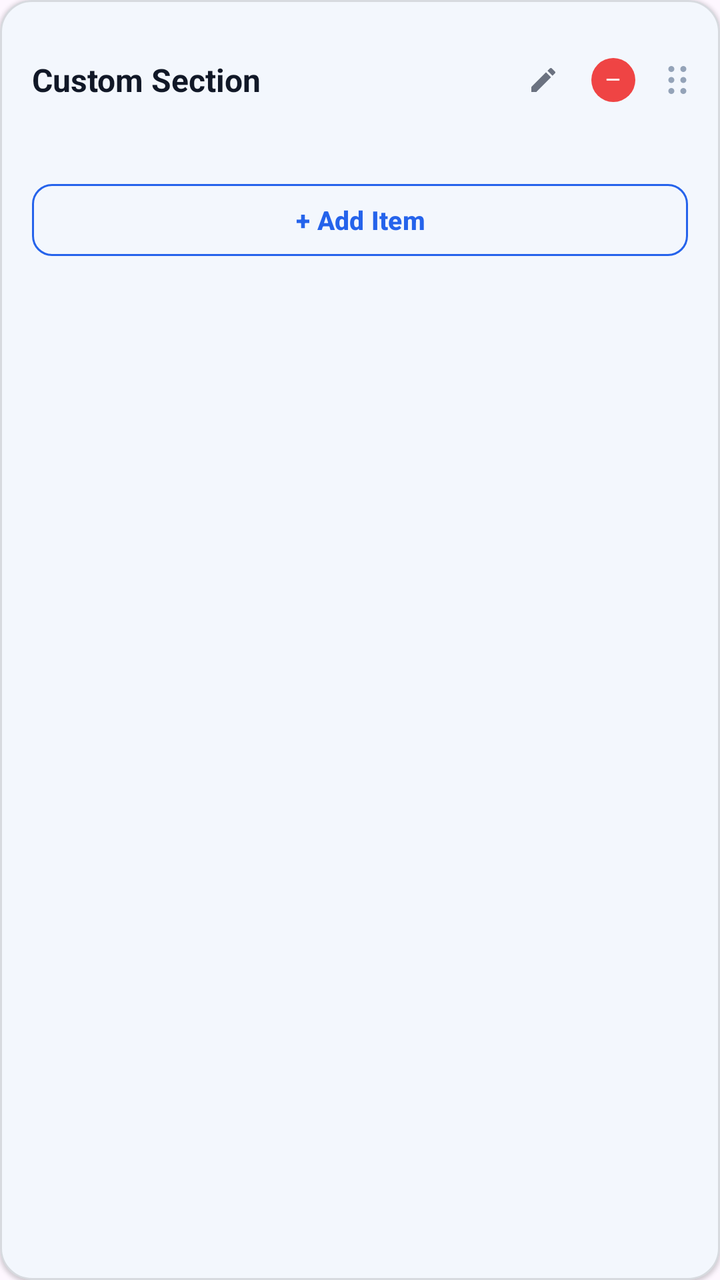
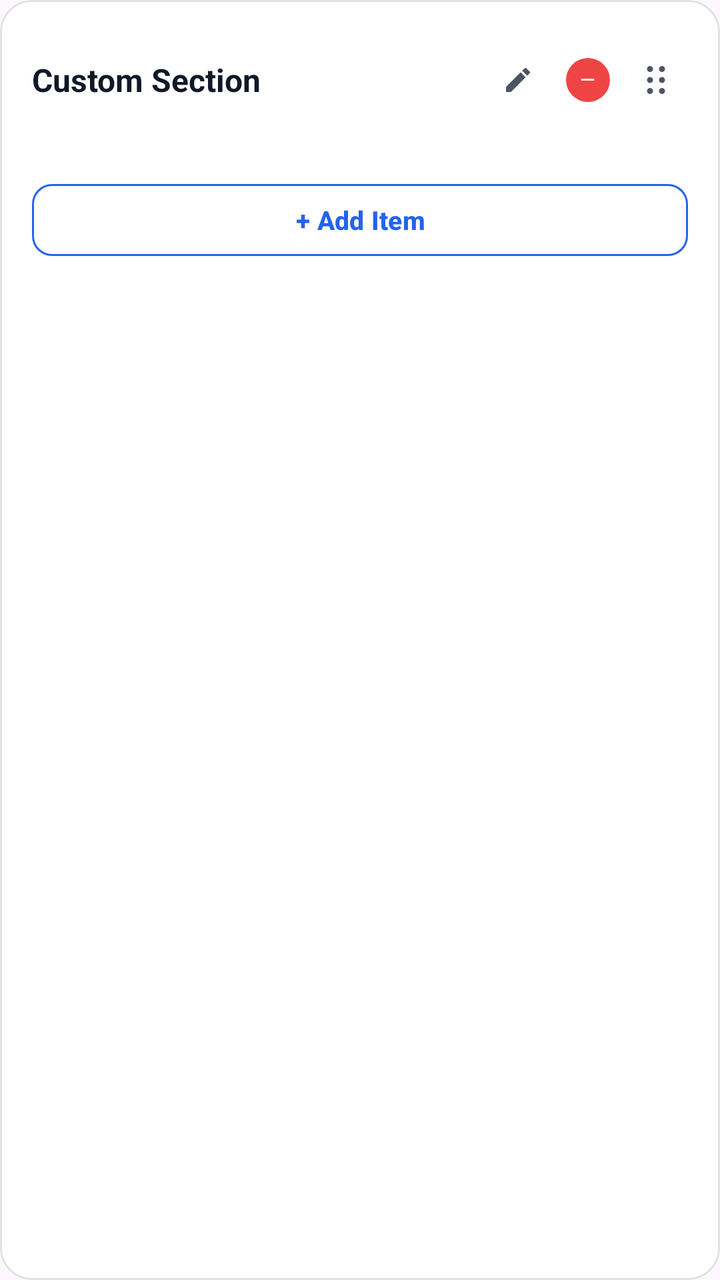

The first picture is an Android layout as it rendered before a commit; the second is the same layout after the commit. The layout source and the unified diff follow.
<!-- AndroidManifest.xml: application theme Theme.MyApplication -->
<!-- res/layout/item_custom_section.xml -->
<?xml version="1.0" encoding="utf-8"?>
<com.google.android.material.card.MaterialCardView xmlns:android="http://schemas.android.com/apk/res/android"
    xmlns:app="http://schemas.android.com/apk/res-auto"
    android:layout_width="match_parent"
    android:layout_height="wrap_content"
    android:layout_marginBottom="16dp"
    app:cardBackgroundColor="@color/app_surface"
    app:cardCornerRadius="16dp"
    app:cardElevation="1dp"
    app:strokeColor="@color/app_border"
    app:strokeWidth="1dp">

    <LinearLayout
        android:layout_width="match_parent"
        android:layout_height="wrap_content"
        android:orientation="vertical"
        android:padding="16dp">

        
        <LinearLayout
            android:layout_width="match_parent"
            android:layout_height="48dp"
            android:gravity="center_vertical"
            android:orientation="horizontal"
            android:layout_marginBottom="8dp">

            <TextView
                android:id="@+id/tvSectionTitle"
                android:layout_width="0dp"
                android:layout_height="wrap_content"
                android:layout_weight="1"
                android:layout_marginEnd="8dp"
                android:background="?attr/selectableItemBackgroundBorderless"
                android:clickable="true"
                android:focusable="true"
                android:ellipsize="end"
                android:maxLines="1"
                android:gravity="center_vertical"
                android:paddingStart="0dp"
                android:paddingEnd="4dp"
                android:paddingVertical="4dp"
                android:text="Custom Section"
                android:textColor="@color/app_text_primary"
                android:textSize="16sp"
                android:textStyle="bold" />

            
            <ImageView
                android:id="@+id/btnEditSection"
                android:layout_width="32dp"
                android:layout_height="32dp"
                android:background="?attr/selectableItemBackgroundBorderless"
                android:clickable="true"
                android:focusable="true"
                android:contentDescription="@string/dialog_title_rename_section"
                android:padding="8dp"
                android:src="@drawable/ic_edit"
                app:tint="@color/app_text_muted" />

            
            <FrameLayout
                android:id="@+id/btnRemoveSection"
                android:layout_width="32dp"
                android:layout_height="32dp"
                android:layout_marginStart="3dp"
                android:background="?attr/selectableItemBackgroundBorderless"
                android:clickable="true"
                android:focusable="true"
                android:contentDescription="Remove Section">

                <FrameLayout
                    android:layout_width="22dp"
                    android:layout_height="22dp"
                    android:layout_gravity="center"
                    android:background="@drawable/bg_circle_minus">

                    <ImageView
                        android:layout_width="11dp"
                        android:layout_height="11dp"
                        android:layout_gravity="center"
                        android:src="@drawable/ic_minus"
                        app:tint="@android:color/white" />
                </FrameLayout>
            </FrameLayout>

            
            <ImageView
                android:id="@+id/ivDragHandle"
                android:layout_width="32dp"
                android:layout_height="32dp"
                android:layout_marginStart="0dp"
                android:layout_marginEnd="-11dp"
                android:background="?attr/selectableItemBackgroundBorderless"
                android:contentDescription="Drag to reorder section"
                android:padding="4dp"
                android:src="@drawable/ic_drag_handle" />

        </LinearLayout>

        
        <LinearLayout
            android:id="@+id/llCustomItems"
            android:layout_width="match_parent"
            android:layout_height="wrap_content"
            android:orientation="vertical" />

        
        <com.google.android.material.button.MaterialButton
            android:id="@+id/btnAddCustomItem"
            style="?attr/materialButtonOutlinedStyle"
            android:layout_width="match_parent"
            android:layout_height="44dp"
            android:layout_marginTop="16dp"
            android:text="+ Add Item"
            android:textSize="13sp"
            android:textStyle="bold"
            app:cornerRadius="10dp"
            app:strokeColor="@color/app_primary" />

    </LinearLayout>

</com.google.android.material.card.MaterialCardView>
<!-- resources referenced by this layout -->
<resources>
  <color name="app_border">#1E000000</color>
  <color name="app_primary">#2563EB</color>
  <color name="app_surface">#FFFFFF</color>
  <color name="app_text_muted">#6B7280</color>
  <color name="app_text_primary">#111827</color>
  <!-- drawable bg_circle_minus (drawable) -->
  <?xml version="1.0" encoding="utf-8"?>
  <shape xmlns:android="http://schemas.android.com/apk/res/android"
      android:shape="oval">
      <solid android:color="@color/app_danger" />
  </shape>
  <!-- drawable ic_drag_handle (drawable) -->
  <vector xmlns:android="http://schemas.android.com/apk/res/android"
      android:width="24dp"
      android:height="24dp"
      android:viewportWidth="24"
      android:viewportHeight="24">
      
      <path
          android:fillColor="#94A3B8"
          android:pathData="M9,5a1.5,1.5 0 1,1 0,3 1.5,1.5 0 0,1 0,-3zM9,10.5a1.5,1.5 0 1,1 0,3 1.5,1.5 0 0,1 0,-3zM9,16a1.5,1.5 0 1,1 0,3 1.5,1.5 0 0,1 0,-3zM15,5a1.5,1.5 0 1,1 0,3 1.5,1.5 0 0,1 0,-3zM15,10.5a1.5,1.5 0 1,1 0,3 1.5,1.5 0 0,1 0,-3zM15,16a1.5,1.5 0 1,1 0,3 1.5,1.5 0 0,1 0,-3z" />
  </vector>
  <!-- drawable ic_edit (drawable) -->
  <vector xmlns:android="http://schemas.android.com/apk/res/android"
      android:width="14dp"
      android:height="14dp"
      android:viewportWidth="24"
      android:viewportHeight="24">
      <path
          android:fillColor="#94A3B8"
          android:pathData="M3,17.25V21h3.75L17.81,9.94l-3.75,-3.75L3,17.25zM20.71,7.04c0.39,-0.39 0.39,-1.02 0,-1.41l-2.34,-2.34c-0.39,-0.39 -1.02,-0.39 -1.41,0l-1.83,1.83 3.75,3.75 1.83,-1.83z" />
  </vector>
  <!-- drawable ic_minus (drawable) -->
  <vector xmlns:android="http://schemas.android.com/apk/res/android"
      android:width="24dp"
      android:height="24dp"
      android:viewportWidth="24"
      android:viewportHeight="24">
      <path
          android:fillColor="#DC2626"
          android:pathData="M19,13H5v-2h14v2z" />
  </vector>
  <string name="dialog_title_rename_section">Rename Section</string>
  <color name="app_danger">#EF4444</color>
  <color name="app_primary_container">#1A2563EB</color>
  <color name="chip_bg_color">#F0F4F8</color>
  <color name="chip_text_color">#0F172A</color>
  <color name="chip_stroke_color">#CBD5E1</color>
  <color name="app_background">#F4F5F7</color>
  <style name="Widget.App.SkillChip" parent="Widget.Material3.Chip.Assist">
          <item name="chipBackgroundColor">@color/chip_bg_color</item>
          <item name="chipStrokeColor">@color/chip_stroke_color</item>
          <item name="chipStrokeWidth">1dp</item>
          <item name="chipCornerRadius">8dp</item>
          <item name="android:textColor">@color/chip_text_color</item>
          <item name="closeIconTint">@color/chip_close_icon_tint</item>
      </style>
  <style name="AppBottomSheetDialogTheme" parent="Theme.Material3.DayNight.BottomSheetDialog">
          <item name="colorSurfaceContainerLow">@color/app_surface</item>
          <item name="bottomSheetStyle">@style/AppModalBottomSheet</item>
      </style>
  <color name="chip_close_icon_tint">#64748B</color>
  <style name="AppModalBottomSheet" parent="Widget.Material3.BottomSheet.Modal">
          <item name="backgroundTint">@color/app_surface</item>
      </style>
  <!-- unchanged entries left out for length: 1 -->
</resources>

<!-- the commit's change to res/layout/item_custom_section.xml (unified diff, before → after) -->
@@ -6,7 +6,7 @@
     android:layout_marginBottom="16dp"
     app:cardBackgroundColor="@color/app_surface"
     app:cardCornerRadius="16dp"
-    app:cardElevation="1dp"
+    app:cardElevation="0dp"
     app:strokeColor="@color/app_border"
     app:strokeWidth="1dp">
 
@@ -30,9 +30,6 @@
                 android:layout_height="wrap_content"
                 android:layout_weight="1"
                 android:layout_marginEnd="8dp"
-                android:background="?attr/selectableItemBackgroundBorderless"
-                android:clickable="true"
-                android:focusable="true"
                 android:ellipsize="end"
                 android:maxLines="1"
                 android:gravity="center_vertical"
@@ -55,7 +52,7 @@
                 android:contentDescription="@string/dialog_title_rename_section"
                 android:padding="8dp"
                 android:src="@drawable/ic_edit"
-                app:tint="@color/app_text_muted" />
+                app:tint="@color/app_text_secondary" />
 
             
             <FrameLayout
@@ -88,12 +85,13 @@
                 android:id="@+id/ivDragHandle"
                 android:layout_width="32dp"
                 android:layout_height="32dp"
-                android:layout_marginStart="0dp"
-                android:layout_marginEnd="-11dp"
+                android:layout_marginStart="2dp"
+                android:layout_marginEnd="0dp"
                 android:background="?attr/selectableItemBackgroundBorderless"
                 android:contentDescription="Drag to reorder section"
                 android:padding="4dp"
-                android:src="@drawable/ic_drag_handle" />
+                android:src="@drawable/ic_drag_handle"
+                app:tint="@color/app_text_secondary" />
 
         </LinearLayout>
 
<!-- resource entries referenced after the edit -->
@@ -5,6 +5,7 @@
   <color name="app_surface">#FFFFFF</color>
   <color name="app_text_muted">#6B7280</color>
   <color name="app_text_primary">#111827</color>
+  <color name="app_text_secondary">#4B5563</color>
   <!-- drawable bg_circle_minus (drawable) -->
   <?xml version="1.0" encoding="utf-8"?>
   <shape xmlns:android="http://schemas.android.com/apk/res/android"
@@ -19,7 +20,7 @@
       android:viewportHeight="24">
       
       <path
-          android:fillColor="#94A3B8"
+          android:fillColor="@color/app_text_secondary"
           android:pathData="M9,5a1.5,1.5 0 1,1 0,3 1.5,1.5 0 0,1 0,-3zM9,10.5a1.5,1.5 0 1,1 0,3 1.5,1.5 0 0,1 0,-3zM9,16a1.5,1.5 0 1,1 0,3 1.5,1.5 0 0,1 0,-3zM15,5a1.5,1.5 0 1,1 0,3 1.5,1.5 0 0,1 0,-3zM15,10.5a1.5,1.5 0 1,1 0,3 1.5,1.5 0 0,1 0,-3zM15,16a1.5,1.5 0 1,1 0,3 1.5,1.5 0 0,1 0,-3z" />
   </vector>
   <!-- drawable ic_edit (drawable) -->
